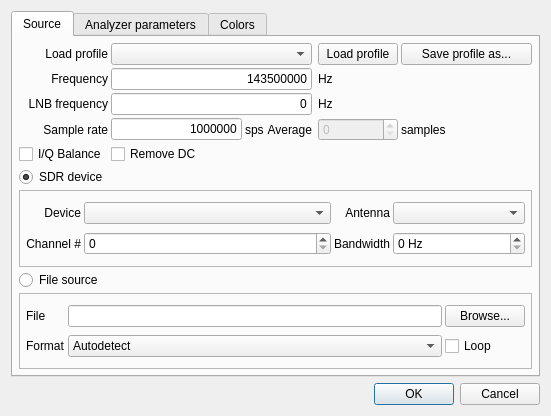
Old version of the form ui/Config.ui in the repository BatchDrake/SigDigger.
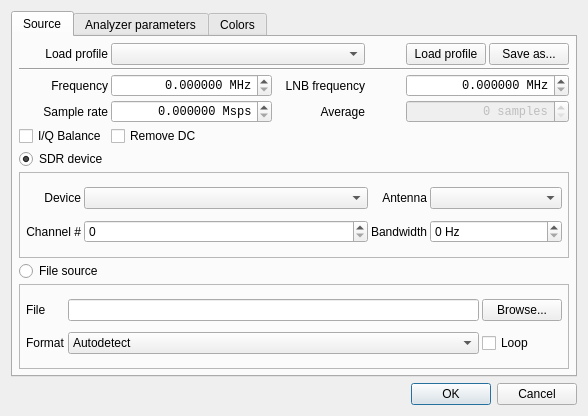
New version of the form. Custom widgets are drawn as their Qt base class.

Commit message: Add suffix to frequency spins in config dialog

```diff
--- a/ui/Config.ui
+++ b/ui/Config.ui
@@ -6,7 +6,7 @@
    <rect>
     <x>0</x>
     <y>0</y>
-    <width>551</width>
+    <width>588</width>
     <height>416</height>
    </rect>
   </property>
@@ -26,7 +26,7 @@
    <string>Settings</string>
   </property>
   <layout class="QGridLayout" name="gridLayout_3">
-   <item row="2" column="0">
+   <item row="3" column="0">
     <widget class="QDialogButtonBox" name="buttonBox">
      <property name="sizePolicy">
       <sizepolicy hsizetype="Expanding" vsizetype="Preferred">
@@ -42,7 +42,7 @@
      </property>
     </widget>
    </item>
-   <item row="0" column="0">
+   <item row="2" column="0">
     <widget class="QTabWidget" name="tabWidget">
      <property name="currentIndex">
       <number>0</number>
@@ -70,21 +70,122 @@
        <property name="spacing">
         <number>3</number>
        </property>
-       <item row="0" column="6">
-        <widget class="QPushButton" name="saveProfileButton">
-         <property name="text">
-          <string>Save profile as...</string>
+       <item row="8" column="0" colspan="7">
+        <widget class="QFrame" name="sdrFrame">
+         <property name="frameShape">
+          <enum>QFrame::StyledPanel</enum>
          </property>
-        </widget>
-       </item>
-       <item row="3" column="1">
-        <widget class="QLineEdit" name="sampleRateLine">
-         <property name="text">
-          <string>1000000</string>
+         <property name="frameShadow">
+          <enum>QFrame::Raised</enum>
          </property>
-         <property name="alignment">
-          <set>Qt::AlignRight|Qt::AlignTrailing|Qt::AlignVCenter</set>
-         </property>
+         <layout class="QGridLayout" name="gridLayout_2">
+          <property name="leftMargin">
+           <number>6</number>
+          </property>
+          <property name="topMargin">
+           <number>6</number>
+          </property>
+          <property name="rightMargin">
+           <number>6</number>
+          </property>
+          <property name="bottomMargin">
+           <number>6</number>
+          </property>
+          <property name="spacing">
+           <number>3</number>
+          </property>
+          <item row="0" column="0">
+           <widget class="QLabel" name="label_10">
+            <property name="text">
+             <string>Device</string>
+            </property>
+            <property name="alignment">
+             <set>Qt::AlignRight|Qt::AlignTrailing|Qt::AlignVCenter</set>
+            </property>
+           </widget>
+          </item>
+          <item row="1" column="1">
+           <widget class="QSpinBox" name="channelSpin"/>
+          </item>
+          <item row="1" column="0">
+           <widget class="QLabel" name="label_11">
+            <property name="text">
+             <string>Channel #</string>
+            </property>
+            <property name="alignment">
+             <set>Qt::AlignRight|Qt::AlignTrailing|Qt::AlignVCenter</set>
+            </property>
+           </widget>
+          </item>
+          <item row="1" column="2">
+           <widget class="QLabel" name="label_13">
+            <property name="text">
+             <string>Bandwidth</string>
+            </property>
+            <property name="alignment">
+             <set>Qt::AlignRight|Qt::AlignTrailing|Qt::AlignVCenter</set>
+            </property>
+           </widget>
+          </item>
+          <item row="1" column="3">
+           <widget class="QDoubleSpinBox" name="bwSpin">
+            <property name="minimumSize">
+             <size>
+              <width>132</width>
+              <height>0</height>
+             </size>
+            </property>
+            <property name="suffix">
+             <string> Hz</string>
+            </property>
+            <property name="decimals">
+             <number>0</number>
+            </property>
+            <property name="minimum">
+             <double>0.000000000000000</double>
+            </property>
+            <property name="maximum">
+             <double>10000000.000000000000000</double>
+            </property>
+            <property name="value">
+             <double>0.000000000000000</double>
+            </property>
+           </widget>
+          </item>
+          <item row="0" column="1">
+           <widget class="QComboBox" name="deviceCombo">
+            <property name="sizePolicy">
+             <sizepolicy hsizetype="Expanding" vsizetype="Fixed">
+              <horstretch>0</horstretch>
+              <verstretch>0</verstretch>
+             </sizepolicy>
+            </property>
+            <property name="modelColumn">
+             <number>0</number>
+            </property>
+           </widget>
+          </item>
+          <item row="0" column="2">
+           <widget class="QLabel" name="label_12">
+            <property name="text">
+             <string>Antenna</string>
+            </property>
+            <property name="alignment">
+             <set>Qt::AlignRight|Qt::AlignTrailing|Qt::AlignVCenter</set>
+            </property>
+           </widget>
+          </item>
+          <item row="0" column="3">
+           <widget class="QComboBox" name="antennaCombo">
+            <property name="sizePolicy">
+             <sizepolicy hsizetype="Preferred" vsizetype="Fixed">
+              <horstretch>0</horstretch>
+              <verstretch>0</verstretch>
+             </sizepolicy>
+            </property>
+           </widget>
+          </item>
+         </layout>
         </widget>
        </item>
        <item row="0" column="5">
@@ -94,20 +195,7 @@
          </property>
         </widget>
        </item>
-       <item row="1" column="6">
-        <spacer name="horizontalSpacer">
-         <property name="orientation">
-          <enum>Qt::Horizontal</enum>
-         </property>
-         <property name="sizeHint" stdset="0">
-          <size>
-           <width>40</width>
-           <height>20</height>
-          </size>
-         </property>
-        </spacer>
-       </item>
-       <item row="8" column="0" colspan="7">
+       <item row="10" column="0" colspan="7">
         <widget class="QFrame" name="fileFrame">
          <property name="frameShape">
           <enum>QFrame::StyledPanel</enum>
@@ -188,41 +276,95 @@
          </layout>
         </widget>
        </item>
-       <item row="4" column="1">
+       <item row="9" column="0">
+        <widget class="QRadioButton" name="fileRadio">
+         <property name="text">
+          <string>File source</string>
+         </property>
+         <attribute name="buttonGroup">
+          <string notr="true">sourceTypeGroup</string>
+         </attribute>
+        </widget>
+       </item>
+       <item row="2" column="0">
+        <widget class="QLabel" name="label">
+         <property name="text">
+          <string>Frequency</string>
+         </property>
+         <property name="alignment">
+          <set>Qt::AlignRight|Qt::AlignTrailing|Qt::AlignVCenter</set>
+         </property>
+        </widget>
+       </item>
+       <item row="2" column="5" colspan="2">
+        <widget class="QDoubleSpinBox" name="lnbSpin">
+         <property name="font">
+          <font>
+           <family>Monospace</family>
+          </font>
+         </property>
+         <property name="alignment">
+          <set>Qt::AlignRight|Qt::AlignTrailing|Qt::AlignVCenter</set>
+         </property>
+         <property name="showGroupSeparator" stdset="0">
+          <bool>true</bool>
+         </property>
+         <property name="suffix">
+          <string> MHz</string>
+         </property>
+         <property name="decimals">
+          <number>6</number>
+         </property>
+         <property name="maximum">
+          <double>10000000.000000000000000</double>
+         </property>
+        </widget>
+       </item>
+       <item row="2" column="1" colspan="2">
+        <widget class="QDoubleSpinBox" name="frequencySpin">
+         <property name="font">
+          <font>
+           <family>Monospace</family>
+          </font>
+         </property>
+         <property name="alignment">
+          <set>Qt::AlignRight|Qt::AlignTrailing|Qt::AlignVCenter</set>
+         </property>
+         <property name="buttonSymbols">
+          <enum>QAbstractSpinBox::UpDownArrows</enum>
+         </property>
+         <property name="showGroupSeparator" stdset="0">
+          <bool>true</bool>
+         </property>
+         <property name="suffix">
+          <string> MHz</string>
+         </property>
+         <property name="decimals">
+          <number>6</number>
+         </property>
+         <property name="maximum">
+          <double>4000000000.000000000000000</double>
+         </property>
+        </widget>
+       </item>
+       <item row="5" column="3">
+        <widget class="QLabel" name="label_7">
+         <property name="text">
+          <string>Average</string>
+         </property>
+         <property name="alignment">
+          <set>Qt::AlignRight|Qt::AlignTrailing|Qt::AlignVCenter</set>
+         </property>
+        </widget>
+       </item>
+       <item row="6" column="1" colspan="2">
         <widget class="QCheckBox" name="removeDCCheck">
          <property name="text">
           <string>Remove DC</string>
          </property>
         </widget>
        </item>
-       <item row="5" column="0">
-        <widget class="QRadioButton" name="sdrRadio">
-         <property name="text">
-          <string>SDR device</string>
-         </property>
-         <property name="checked">
-          <bool>true</bool>
-         </property>
-         <attribute name="buttonGroup">
-          <string notr="true">sourceTypeGroup</string>
-         </attribute>
-        </widget>
-       </item>
-       <item row="3" column="2">
-        <widget class="QLabel" name="label_6">
-         <property name="text">
-          <string>sps</string>
-         </property>
-        </widget>
-       </item>
-       <item row="1" column="5">
-        <widget class="QLabel" name="label_9">
-         <property name="text">
-          <string>Hz</string>
-         </property>
-        </widget>
-       </item>
-       <item row="4" column="0">
+       <item row="6" column="0">
         <widget class="QCheckBox" name="iqBalanceCheck">
          <property name="text">
           <string>I/Q Balance</string>
@@ -242,7 +384,37 @@
          </property>
         </widget>
        </item>
-       <item row="3" column="0">
+       <item row="0" column="0">
+        <widget class="QLabel" name="label_2">
+         <property name="text">
+          <string>Load profile</string>
+         </property>
+         <property name="alignment">
+          <set>Qt::AlignRight|Qt::AlignTrailing|Qt::AlignVCenter</set>
+         </property>
+        </widget>
+       </item>
+       <item row="7" column="0">
+        <widget class="QRadioButton" name="sdrRadio">
+         <property name="text">
+          <string>SDR device</string>
+         </property>
+         <property name="checked">
+          <bool>true</bool>
+         </property>
+         <attribute name="buttonGroup">
+          <string notr="true">sourceTypeGroup</string>
+         </attribute>
+        </widget>
+       </item>
+       <item row="0" column="6">
+        <widget class="QPushButton" name="saveProfileButton">
+         <property name="text">
+          <string>Save as...</string>
+         </property>
+        </widget>
+       </item>
+       <item row="5" column="0">
         <widget class="QLabel" name="label_3">
          <property name="text">
           <string>Sample rate</string>
@@ -252,212 +424,56 @@
          </property>
         </widget>
        </item>
-       <item row="1" column="0">
-        <widget class="QLabel" name="label">
+       <item row="2" column="3">
+        <widget class="QLabel" name="label_20">
          <property name="text">
-          <string>Frequency</string>
+          <string>   LNB frequency</string>
          </property>
          <property name="alignment">
           <set>Qt::AlignRight|Qt::AlignTrailing|Qt::AlignVCenter</set>
          </property>
         </widget>
        </item>
-       <item row="3" column="6">
-        <widget class="QLabel" name="label_8">
-         <property name="text">
-          <string>samples</string>
+       <item row="1" column="0" colspan="7">
+        <widget class="Line" name="line_4">
+         <property name="orientation">
+          <enum>Qt::Horizontal</enum>
          </property>
         </widget>
        </item>
-       <item row="0" column="0">
-        <widget class="QLabel" name="label_2">
-         <property name="text">
-          <string>Load profile</string>
-         </property>
-         <property name="alignment">
-          <set>Qt::AlignRight|Qt::AlignTrailing|Qt::AlignVCenter</set>
-         </property>
-        </widget>
-       </item>
-       <item row="3" column="5">
+       <item row="5" column="5" colspan="2">
         <widget class="QSpinBox" name="averageSpin">
          <property name="enabled">
           <bool>false</bool>
          </property>
-        </widget>
-       </item>
-       <item row="7" column="0">
-        <widget class="QRadioButton" name="fileRadio">
-         <property name="text">
-          <string>File source</string>
+         <property name="font">
+          <font>
+           <family>Monospace</family>
+          </font>
          </property>
-         <attribute name="buttonGroup">
-          <string notr="true">sourceTypeGroup</string>
-         </attribute>
-        </widget>
-       </item>
-       <item row="3" column="3">
-        <widget class="QLabel" name="label_7">
-         <property name="text">
-          <string>Average</string>
-         </property>
          <property name="alignment">
           <set>Qt::AlignRight|Qt::AlignTrailing|Qt::AlignVCenter</set>
          </property>
-        </widget>
-       </item>
-       <item row="1" column="1" colspan="3">
-        <widget class="QLineEdit" name="frequencyLine">
-         <property name="text">
-          <string>143500000</string>
+         <property name="suffix">
+          <string> samples</string>
          </property>
-         <property name="alignment">
-          <set>Qt::AlignRight|Qt::AlignTrailing|Qt::AlignVCenter</set>
-         </property>
         </widget>
        </item>
-       <item row="6" column="0" colspan="7">
-        <widget class="QFrame" name="sdrFrame">
-         <property name="frameShape">
-          <enum>QFrame::StyledPanel</enum>
+       <item row="5" column="1" colspan="2">
+        <widget class="QDoubleSpinBox" name="sampleRateSpin">
+         <property name="font">
+          <font>
+           <family>Monospace</family>
+          </font>
          </property>
-         <property name="frameShadow">
-          <enum>QFrame::Raised</enum>
-         </property>
-         <layout class="QGridLayout" name="gridLayout_2">
-          <property name="leftMargin">
-           <number>6</number>
-          </property>
-          <property name="topMargin">
-           <number>6</number>
-          </property>
-          <property name="rightMargin">
-           <number>6</number>
-          </property>
-          <property name="bottomMargin">
-           <number>6</number>
-          </property>
-          <property name="spacing">
-           <number>3</number>
-          </property>
-          <item row="0" column="0">
-           <widget class="QLabel" name="label_10">
-            <property name="text">
-             <string>Device</string>
-            </property>
-            <property name="alignment">
-             <set>Qt::AlignRight|Qt::AlignTrailing|Qt::AlignVCenter</set>
-            </property>
-           </widget>
-          </item>
-          <item row="1" column="1">
-           <widget class="QSpinBox" name="channelSpin"/>
-          </item>
-          <item row="1" column="0">
-           <widget class="QLabel" name="label_11">
-            <property name="text">
-             <string>Channel #</string>
-            </property>
-            <property name="alignment">
-             <set>Qt::AlignRight|Qt::AlignTrailing|Qt::AlignVCenter</set>
-            </property>
-           </widget>
-          </item>
-          <item row="1" column="2">
-           <widget class="QLabel" name="label_13">
-            <property name="text">
-             <string>Bandwidth</string>
-            </property>
-            <property name="alignment">
-             <set>Qt::AlignRight|Qt::AlignTrailing|Qt::AlignVCenter</set>
-            </property>
-           </widget>
-          </item>
-          <item row="1" column="3">
-           <widget class="QDoubleSpinBox" name="bwSpin">
-            <property name="minimumSize">
-             <size>
-              <width>132</width>
-              <height>0</height>
-             </size>
-            </property>
-            <property name="suffix">
-             <string> Hz</string>
-            </property>
-            <property name="decimals">
-             <number>0</number>
-            </property>
-            <property name="minimum">
-             <double>0.000000000000000</double>
-            </property>
-            <property name="maximum">
-             <double>10000000.000000000000000</double>
-            </property>
-            <property name="value">
-             <double>0.000000000000000</double>
-            </property>
-           </widget>
-          </item>
-          <item row="0" column="1">
-           <widget class="QComboBox" name="deviceCombo">
-            <property name="sizePolicy">
-             <sizepolicy hsizetype="Expanding" vsizetype="Fixed">
-              <horstretch>0</horstretch>
-              <verstretch>0</verstretch>
-             </sizepolicy>
-            </property>
-            <property name="modelColumn">
-             <number>0</number>
-            </property>
-           </widget>
-          </item>
-          <item row="0" column="2">
-           <widget class="QLabel" name="label_12">
-            <property name="text">
-             <string>Antenna</string>
-            </property>
-            <property name="alignment">
-             <set>Qt::AlignRight|Qt::AlignTrailing|Qt::AlignVCenter</set>
-            </property>
-           </widget>
-          </item>
-          <item row="0" column="3">
-           <widget class="QComboBox" name="antennaCombo">
-            <property name="sizePolicy">
-             <sizepolicy hsizetype="Preferred" vsizetype="Fixed">
-              <horstretch>0</horstretch>
-              <verstretch>0</verstretch>
-             </sizepolicy>
-            </property>
-           </widget>
-          </item>
-         </layout>
-        </widget>
-       </item>
-       <item row="2" column="0">
-        <widget class="QLabel" name="label_20">
-         <property name="text">
-          <string>LNB frequency</string>
-         </property>
          <property name="alignment">
           <set>Qt::AlignRight|Qt::AlignTrailing|Qt::AlignVCenter</set>
          </property>
-        </widget>
-       </item>
-       <item row="2" column="1" colspan="3">
-        <widget class="QLineEdit" name="lnbFrequencyLine">
-         <property name="text">
-          <string>0</string>
+         <property name="suffix">
+          <string> Msps</string>
          </property>
-         <property name="alignment">
-          <set>Qt::AlignRight|Qt::AlignTrailing|Qt::AlignVCenter</set>
-         </property>
-        </widget>
-       </item>
-       <item row="2" column="5">
-        <widget class="QLabel" name="label_21">
-         <property name="text">
-          <string>Hz</string>
+         <property name="decimals">
+          <number>6</number>
          </property>
         </widget>
        </item>
```
Left out of the diff: 2 changed lines with no effect on the pictures. The commit also changes 2 other files.
